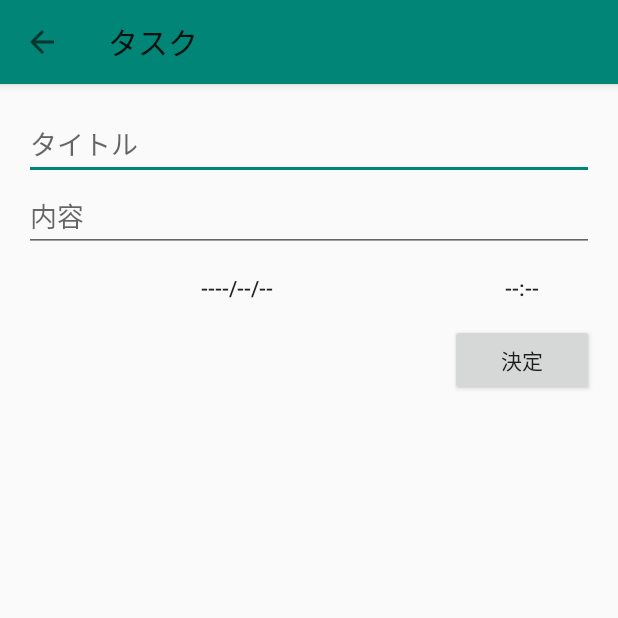
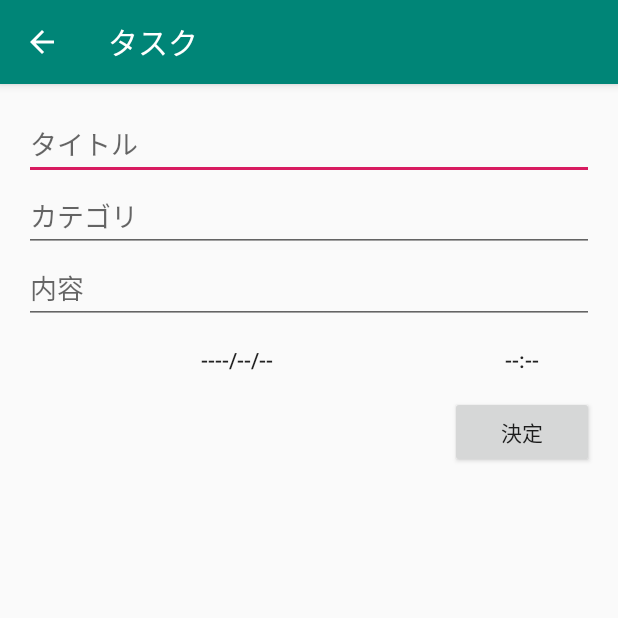
Before and after one commit to Sota-Sugimura-1004/TaskApp, an Android app: the InputActivity screen opened directly, with no data from a screen before it, on a phone screen of 412 x 824 dp, the top half of it. Run offline under Robolectric (Android 15) with nearby library versions, the phone set to English and light mode, and no system bars; libraries missing offline, so code that uses them is left out: io.realm, jp.techacademy.sugimura; 3 statements that could not run were skipped.

Commit message:
Lesson6課題機能追加

```diff
--- a/app/src/main/AndroidManifest.xml
+++ b/app/src/main/AndroidManifest.xml
@@ -1,6 +1,8 @@
 <?xml version="1.0" encoding="utf-8"?>
 <manifest xmlns:android="http://schemas.android.com/apk/res/android"
     package="jp.techacademy.sugimura.sota.taskapp">
+
+    <uses-permission android:name="android.permission.WAKE_LOCK"/>
 
     <application
         android:name=".TaskApp"
@@ -30,6 +32,8 @@
                 android:value="jp.techacademy.sugimura.sota.taskapp.MainActivity"/>
         </activity>
 
+        <receiver android:name=".TaskAlarmReceiver"/>
+
     </application>
 
 </manifest>
--- a/app/src/main/java/jp/techacademy/sugimura/sota/taskapp/Task.kt
+++ b/app/src/main/java/jp/techacademy/sugimura/sota/taskapp/Task.kt
@@ -9,6 +9,7 @@ open class Task : RealmObject(), Serializable {
     var title: String = ""      // タイトル
     var contents: String = ""   // 内容
     var date: Date = Date()     // 日時
+    var category: String = ""   // カテゴリー
 
     // id をプライマリーキーとして設定
     @PrimaryKey
--- a/app/src/main/res/layout/content_input.xml
+++ b/app/src/main/res/layout/content_input.xml
@@ -19,10 +19,16 @@
         android:layout_height="wrap_content"
         android:hint="タイトル" />
     <EditText
+        android:id="@+id/category_edit_text"
+        android:layout_width="match_parent"
+        android:layout_height="wrap_content"
+        android:layout_below="@id/title_edit_text"
+        android:hint="カテゴリ" />
+    <EditText
         android:id="@+id/content_edit_text"
         android:layout_width="match_parent"
         android:layout_height="wrap_content"
-        android:layout_below="@id/title_edit_text"
+        android:layout_below="@id/category_edit_text"
         android:hint="内容" />
     <Button
         android:id="@+id/date_button"
--- a/app/src/main/res/values/styles.xml
+++ b/app/src/main/res/values/styles.xml
@@ -1,5 +1,4 @@
 <resources>
-
     <!-- Base application theme. -->
     <style name="AppTheme" parent="Theme.AppCompat.Light.DarkActionBar">
         <!-- Customize your theme here. -->
@@ -7,5 +6,10 @@
         <item name="colorPrimaryDark">@color/colorPrimaryDark</item>
         <item name="colorAccent">@color/colorAccent</item>
     </style>
-
+    <style name="AppTheme.NoActionBar">
+        <item name="windowActionBar">false</item>
+        <item name="windowNoTitle">true</item>
+    </style>
+    <style name="AppTheme.AppBarOverlay" parent="ThemeOverlay.AppCompat.Dark.ActionBar" />
+    <style name="AppTheme.PopupOverlay" parent="ThemeOverlay.AppCompat.Light" />
 </resources>
```
Also changed, not shown: app/src/main/java/jp/techacademy/sugimura/sota/taskapp/MainActivity.kt (+34 -3 lines), app/src/main/java/jp/techacademy/sugimura/sota/taskapp/TaskAlarmReceiver.kt (added, +56 -0 lines), app/src/main/java/jp/techacademy/sugimura/sota/taskapp/activity_input.kt (+18 -0 lines), app/src/main/res/layout/activity_main.xml (+15 -1 lines).
